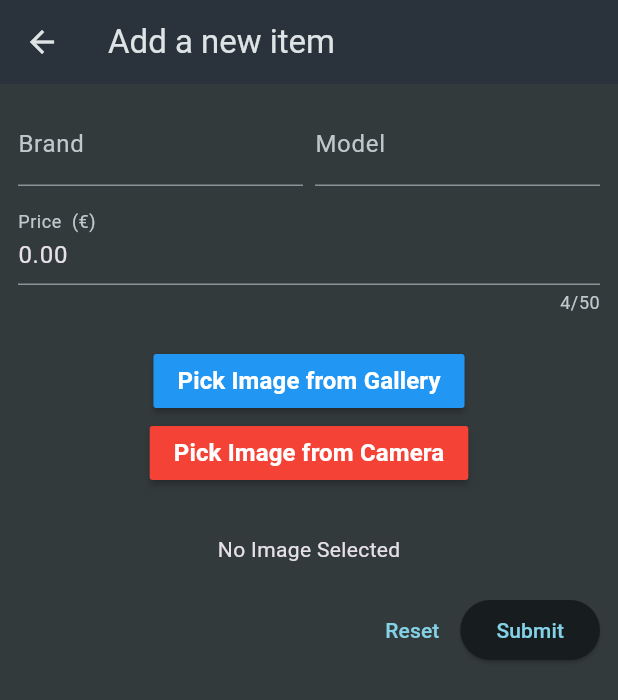
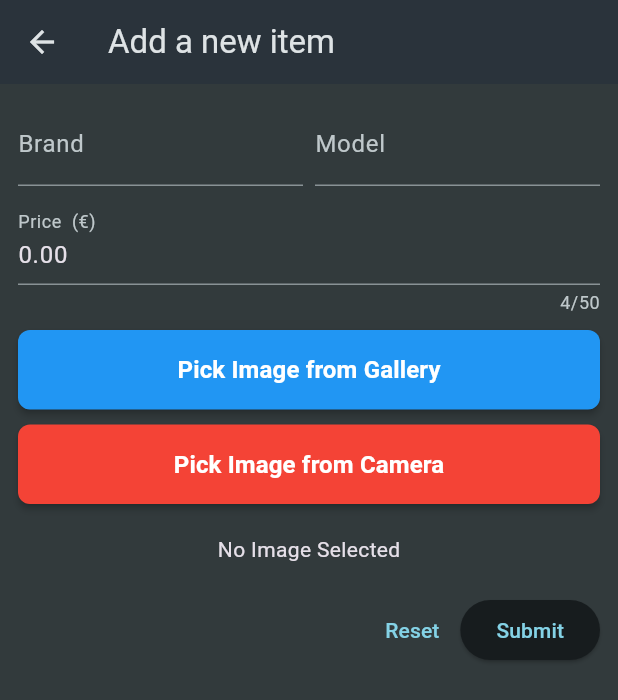
Before and after one commit to svabela5/mobiles_application_flutter, a Flutter app: the NewPhone screen opened directly, on a phone screen of 412 x 824 dp. Shown: the top 700 px of the screen. Run offline on Flutter 3.47's test engine with Material 3 defaults, Android fonts, the phone set to English and light mode, and no system bars; our stand-ins replace flutter_local_notifications, image_picker, permission_handler; network calls fail.

Commit message:
Implemeted responsivness for image buttons on the add screen

```diff
--- /dev/null
+++ b/lib/widgets/image_buttons.dart
@@ -0,0 +1,65 @@
+import 'package:flutter/material.dart';
+
+class ImageButtons extends StatelessWidget {
+  final Function() galleryFunction;
+  final Function() cameraFunction;
+
+  const ImageButtons({super.key, required this.galleryFunction, required this.cameraFunction});
+
+  @override
+  Widget build(BuildContext context) {
+    return LayoutBuilder(
+        builder: (context, constraints) {
+          if (constraints.maxWidth < 600) {
+            // Small screens (stacked vertically)
+            return Column(
+              mainAxisAlignment: MainAxisAlignment.center,
+              children: [
+                SizedBox(
+                  width: double.infinity, // Makes button full width
+                  child: buildButton("Pick Image from Gallery", Colors.blue, galleryFunction),
+                ),
+                SizedBox(height: 10),
+                SizedBox(
+                  width: double.infinity, // Makes button full width
+                  child: buildButton("Pick Image from Camera", Colors.red, cameraFunction),
+                ),
+              ],
+            );
+          } else {
+            // Medium & Large screens (side by side)
+            return Row(
+              mainAxisAlignment: MainAxisAlignment.center,
+              children: [
+                Expanded(child: buildButton("Pick Image from Gallery", Colors.blue, galleryFunction)),
+                const SizedBox(width: 10),
+                Expanded(child: buildButton("Pick Image from Camera", Colors.red, cameraFunction)),
+              ],
+            );
+          }
+        },
+      );
+  }
+
+  //returns a button used to simplify the code and make it more readable
+  Widget buildButton(String text, Color color, VoidCallback onPressed) {
+    return MaterialButton(
+      onPressed: onPressed,
+      color: color,
+      padding: EdgeInsets.symmetric(vertical: 15), // Make buttons taller
+      shape: RoundedRectangleBorder(borderRadius: BorderRadius.circular(8)),
+      child: Text(
+        text,
+        style: TextStyle(color: Colors.white, fontWeight: FontWeight.bold, fontSize: 16),
+      ),
+    );
+  }
+
+  void _pickImageFromGallery() {
+    print("Gallery button pressed");
+  }
+
+  void _pickImageFromCamera() {
+    print("Camera button pressed");
+  }
+}
--- a/lib/widgets/new_phone.dart
+++ b/lib/widgets/new_phone.dart
@@ -7,6 +7,7 @@ import 'package:image_picker/image_picker.dart';
 import 'package:mobiles_application_flutter/main.dart';
 import 'package:mobiles_application_flutter/models/phone.dart';
 import 'package:flutter_local_notifications/flutter_local_notifications.dart';
+import 'package:mobiles_application_flutter/widgets/image_buttons.dart';
 
 class NewPhone extends StatefulWidget {
   const NewPhone({Key? key}) : super(key: key);
@@ -188,38 +189,11 @@ class _NewPhoneState extends State<NewPhone> {
                   height: 10,
                 ),
                 //image buttons
+                ImageButtons(galleryFunction: _pickImageFromGallery, cameraFunction: _pickImageFromCamera),
+                //image preview
                 const SizedBox(
-                  height: 10,
+                height: 20,
                 ),
-                MaterialButton(
-                  onPressed: _pickImageFromGallery,
-                  color: Colors.blue,
-                  child: const Text(
-                    "Pick Image from Gallery",
-                    style: TextStyle(
-                        color: Colors.white,
-                        fontWeight: FontWeight.bold,
-                        fontSize: 16),
-                  ),
-                ),
-                MaterialButton(
-                  onPressed: _pickImageFromCamera,
-                  color: Colors.red,
-                  child: const Text(
-                    "Pick Image from Camera",
-                    style: TextStyle(
-                        color: Colors.white,
-                        fontWeight: FontWeight.bold,
-                        fontSize: 16),
-                  ),
-                ),
-                const SizedBox(
-                  height: 10,
-                ),
-                //image preview
-                 const SizedBox(
-              height: 20,
-            ),
             _selectedImage == null
                 ? const Center(child: Text("No Image Selected"))
                 : Image.file(_selectedImage!),
```
Also changed, not shown: 4 other files.
